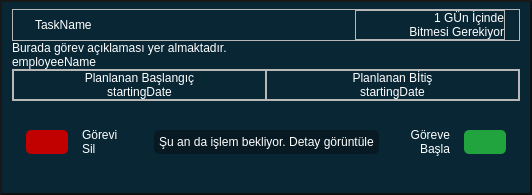
Hamza-Bayar-2/TaskJam, file UI/ui_task_will.ui: the form before one commit.
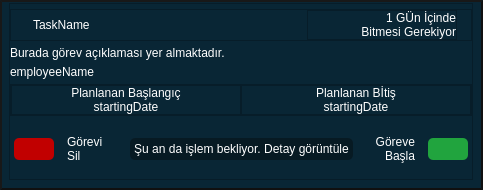
The form after the commit. Icons and pictures are not drawn.

What changed in the file:
```diff
--- a/UI/ui_task_will.ui
+++ b/UI/ui_task_will.ui
@@ -6,34 +6,43 @@
    <rect>
     <x>0</x>
     <y>0</y>
-    <width>532</width>
-    <height>195</height>
+    <width>483</width>
+    <height>190</height>
    </rect>
   </property>
   <property name="maximumSize">
    <size>
-    <width>532</width>
-    <height>195</height>
+    <width>490</width>
+    <height>190</height>
    </size>
   </property>
   <property name="windowTitle">
    <string>Form</string>
   </property>
+  <property name="styleSheet">
+   <string notr="true">*{
+background-color: rgb(9, 38, 53);
+}
+#TaskWill{
+background-color: rgb(9, 38, 53);
+border : 2px outset rgb(16, 16, 16);
+}</string>
+  </property>
   <layout class="QHBoxLayout" name="horizontalLayout">
    <property name="spacing">
     <number>0</number>
    </property>
    <property name="leftMargin">
-    <number>0</number>
+    <number>9</number>
    </property>
    <property name="topMargin">
-    <number>0</number>
+    <number>3</number>
    </property>
    <property name="rightMargin">
-    <number>0</number>
+    <number>10</number>
    </property>
    <property name="bottomMargin">
-    <number>0</number>
+    <number>10</number>
    </property>
    <item>
     <widget class="QFrame" name="main_frame">
@@ -42,11 +51,10 @@
 background-color: rgb(9, 38, 53);
 border-raius : 5px;
 
-border : 2px outset rgb(16, 16, 16);
 }
 *{
 color: rgb(255, 255, 255);
-font: 600 9pt &quot;Montserrat&quot;;
+font: 600 8pt &quot;Montserrat&quot;;
 }</string>
      </property>
      <property name="frameShape">
@@ -60,16 +68,16 @@
        <number>0</number>
       </property>
       <property name="leftMargin">
-       <number>10</number>
+       <number>0</number>
       </property>
       <property name="topMargin">
-       <number>7</number>
+       <number>0</number>
       </property>
       <property name="rightMargin">
-       <number>10</number>
+       <number>0</number>
       </property>
       <property name="bottomMargin">
-       <number>10</number>
+       <number>0</number>
       </property>
       <item>
        <widget class="QFrame" name="header_frame">
@@ -142,8 +150,7 @@
             </size>
            </property>
            <property name="styleSheet">
-            <string notr="true">
-</string>
+            <string notr="true"/>
            </property>
            <property name="frameShape">
             <enum>QFrame::StyledPanel</enum>
@@ -391,9 +398,15 @@
       </item>
       <item>
        <widget class="QFrame" name="footer_frame">
+        <property name="sizePolicy">
+         <sizepolicy hsizetype="Preferred" vsizetype="Maximum">
+          <horstretch>0</horstretch>
+          <verstretch>0</verstretch>
+         </sizepolicy>
+        </property>
         <property name="styleSheet">
          <string notr="true">border:none ;
-padding : 5px;</string>
+padding : 4px;</string>
         </property>
         <property name="frameShape">
          <enum>QFrame::StyledPanel</enum>
@@ -402,6 +415,18 @@
          <enum>QFrame::Raised</enum>
         </property>
         <layout class="QHBoxLayout" name="horizontalLayout_4">
+         <property name="leftMargin">
+          <number>0</number>
+         </property>
+         <property name="topMargin">
+          <number>6</number>
+         </property>
+         <property name="rightMargin">
+          <number>0</number>
+         </property>
+         <property name="bottomMargin">
+          <number>0</number>
+         </property>
          <item>
           <widget class="QPushButton" name="delete_btn">
            <property name="sizePolicy">
@@ -428,8 +453,8 @@
            </property>
            <property name="iconSize">
             <size>
-             <width>22</width>
-             <height>22</height>
+             <width>20</width>
+             <height>20</height>
             </size>
            </property>
           </widget>
@@ -507,8 +532,8 @@
            </property>
            <property name="iconSize">
             <size>
-             <width>23</width>
-             <height>23</height>
+             <width>20</width>
+             <height>20</height>
             </size>
            </property>
           </widget>
```
